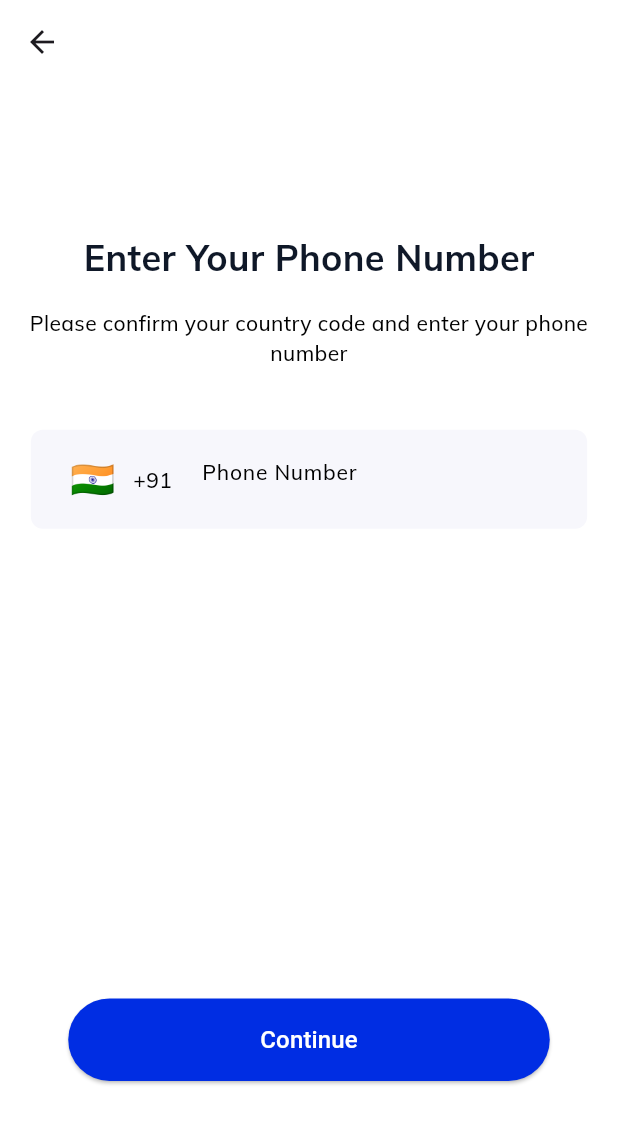
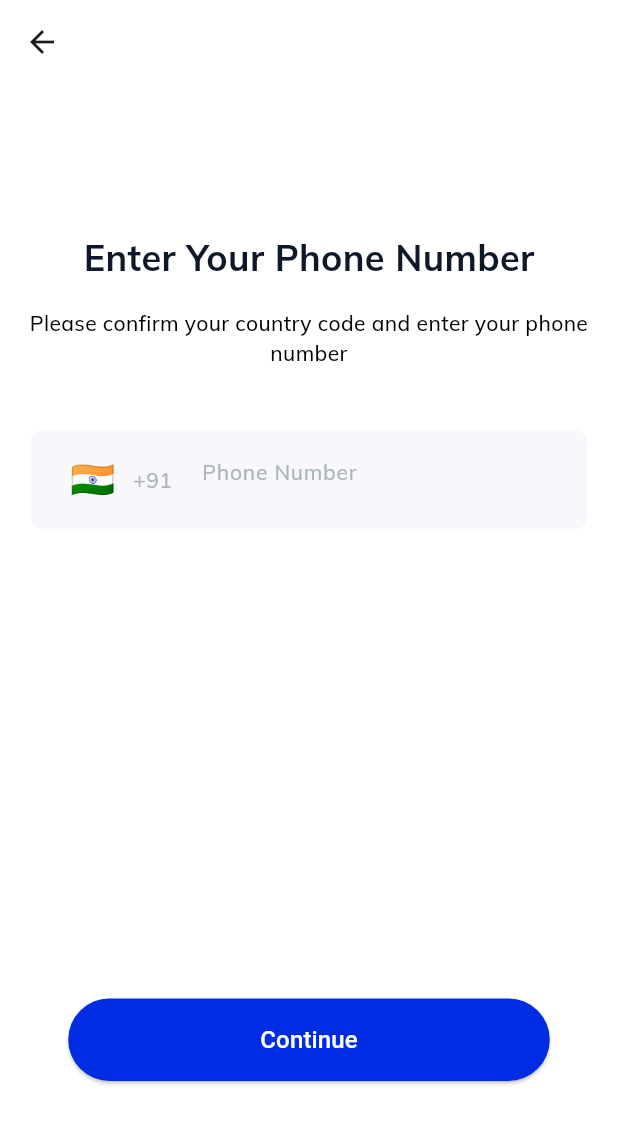
Before and after one commit to ebinpeter/chatapp, a Flutter app: the screen it shows after launch, after a tap on "Continue", on a phone screen of 412 x 824 dp. Shown: the top 1124 px of the screen. Run offline on Flutter 3.47's test engine with Material 3 defaults, Android fonts, the phone set to English and light mode, and no system bars; drawn by our look-alikes of intl_phone_number_input; our stand-ins replace bloc, cloud_firestore, firebase_auth, firebase_core, firebase_messaging, firebase_storage and 9 more; accounts and stored records are empty; key blocks and very long unbroken strings in the code were emptied for the run.

```diff
--- a/lib/config/firebase.dart
+++ b/lib/config/firebase_setting/firebase.dart
@@ -1,15 +1,13 @@
-import 'package:chattick/config/firebase_messaging.dart';
-import 'package:chattick/core/firebase_const.dart';
+import 'package:chattick/config/firebase_setting/firebase_messaging.dart';
 import 'package:cloud_firestore/cloud_firestore.dart';
 import 'package:firebase_auth/firebase_auth.dart';
 import 'package:flutter/material.dart';
 import 'package:get/get.dart';
-
-import '../feature/presentation/screen/details_page.dart';
-import '../feature/presentation/screen/otp_page.dart';
+import 'package:shared_preferences/shared_preferences.dart';
+import '../../feature/presentation/screen/details_page.dart';
+import '../../feature/presentation/screen/otp_page.dart';
 
 class FirebaseApi extends GetxController {
-  // Use Rx variables for reactive state management in GetX
   Rx<String?> authVerificationId = Rx<String?>(null);
   RxBool isCodeSent = false.obs;
   RxBool isLoading = false.obs;
@@ -22,7 +20,6 @@ class FirebaseApi extends GetxController {
     isLoading.value = true; // Set loading state to true
 
     try {
-
       // User? currentUser = FirebaseAuth.instance.currentUser;
       // if (currentUser != null) {
       //   ScaffoldMessenger.of(context).showSnackBar(
@@ -50,8 +47,7 @@ class FirebaseApi extends GetxController {
           isLoading.value = false;
         },
         codeSent: (String verificationId, int? resendToken) {
-          authVerificationId.value =
-              verificationId;
+          authVerificationId.value = verificationId;
           isCodeSent.value = true;
           isLoading.value = false;
 
@@ -78,7 +74,6 @@ class FirebaseApi extends GetxController {
     }
   }
 
-  // Function to verify the OTP entered by the user
   Future<void> verifyOTP(
       {required String otp,
       required BuildContext context,
@@ -90,19 +85,18 @@ class FirebaseApi extends GetxController {
       return;
     }
 
-    // Create credential using the verificationId and OTP entered by the user
     PhoneAuthCredential credential = PhoneAuthProvider.credential(
       verificationId: authVerificationIdss!,
       smsCode: otp,
     );
 
     try {
-      // Sign in with the generated credential
       await _auth.signInWithCredential(credential);
       print("Phone verification successful.");
       ScaffoldMessenger.of(context).showSnackBar(
           SnackBar(content: Text('Phone verification successful')));
-
+      SharedPreferences sprf = await SharedPreferences.getInstance();
+      sprf.setBool("isLogin", true);
       FirebaseCM().sendTopicNotification('notification', "Welcome to Chattick!",
           "Thank you for joining! Start chatting with your friends and stay connected.");
       Navigator.push(
@@ -118,12 +112,14 @@ class FirebaseApi extends GetxController {
     }
   }
 
-  Future<void> updateUserDetails(String firstName, String lastName,String imageUrl) async {
+  Future<void> updateUserDetails(
+      String firstName, String lastName, String imageUrl) async {
     User? user = FirebaseAuth.instance.currentUser;
 
     if (user != null) {
       String userId = user.uid;
-      DocumentReference userDoc = FirebaseFirestore.instance.collection('users').doc(userId);
+      DocumentReference userDoc =
+          FirebaseFirestore.instance.collection('users').doc(userId);
 
       try {
         DocumentSnapshot docSnapshot = await userDoc.get();
@@ -132,6 +128,7 @@ class FirebaseApi extends GetxController {
           await userDoc.update({
             'firstName': firstName,
             'lastName': lastName,
+            'imageUri':imageUrl
           });
           print('User details updated successfully');
         } else {
@@ -150,4 +147,9 @@ class FirebaseApi extends GetxController {
     }
   }
 
+  Future<bool> isLogincheck() async {
+    SharedPreferences pref = await SharedPreferences.getInstance();
+    var login = pref.getBool("isLogin") ?? false;
+    return login;
+  }
 }
--- a/lib/core/textstyle.dart
+++ b/lib/core/textstyle.dart
@@ -28,7 +28,7 @@ class style{
       ),
     );
   }
-  TextStyle TheSmallHead(BuildContext context) {
+ static TextStyle TheSmallHead(BuildContext context) {
     return GoogleFonts.mulish(
       textStyle: TextStyle(
         fontWeight: FontWeight.w500,
@@ -38,12 +38,22 @@ class style{
       ),
     );
   }
-  TextStyle FeildInput(BuildContext context) {
+  static TextStyle FeildInput(BuildContext context) {
     return GoogleFonts.mulish(
       textStyle: TextStyle(
         fontWeight: FontWeight.w500,
         fontSize: 14,
-        color:Coloure().SmalHead,
+        color:Coloure().FeildText,
+
+      ),
+    );
+  }
+  static  TextStyle UserName (BuildContext context) {
+    return GoogleFonts.lato(
+      textStyle: TextStyle(
+        fontWeight: FontWeight.w500,
+        fontSize: 20,
+        color:Coloure().UserName,
 
       ),
     );
--- /dev/null
+++ b/lib/feature/presentation/bloc/contact/contacts_event.dart
@@ -0,0 +1,4 @@
+part of 'contacts_bloc.dart';
+
+@immutable
+sealed class ContactsEvent {}
--- /dev/null
+++ b/lib/feature/presentation/bloc/contact/contacts_state.dart
@@ -0,0 +1,6 @@
+part of 'contacts_bloc.dart';
+
+@immutable
+sealed class ContactsState {}
+
+final class ContactsInitial extends ContactsState {}
--- a/lib/feature/presentation/screen/stat_msg_page.dart
+++ b/lib/feature/presentation/screen/stat_msg_page.dart
@@ -8,7 +8,7 @@ import 'package:flutter/material.dart';
 import 'package:flutter/services.dart';
 import 'package:rive/rive.dart';
 
-import '../../../config/firebase_messaging.dart';
+import '../../../config/firebase_setting/firebase_messaging.dart';
 
 class StartMsgPage extends StatefulWidget {
   const StartMsgPage({super.key});
--- a/lib/feature/presentation/widget/textfeild.dart
+++ b/lib/feature/presentation/widget/textfeild.dart
@@ -9,6 +9,7 @@ class CustomTextField extends StatelessWidget {
   final bool isRequired;
   final double height;
   final double width;
+  final Function(String)? onChanged;
 
   const CustomTextField({
     Key? key,
@@ -16,7 +17,7 @@ class CustomTextField extends StatelessWidget {
     required this.controller,
     this.isRequired = false,
     required this.height,
-    required this.width,
+    required this.width, this.onChanged,
   }) : super(key: key);
 
   @override
@@ -25,10 +26,11 @@ class CustomTextField extends StatelessWidget {
       height: height,
       width: width,
       child: TextField(
+        onChanged: onChanged,
         controller: controller,
         decoration: InputDecoration(
           hintText: isRequired ? '$labelText (Required)' : labelText,
-          hintStyle: style().FeildInput(context),
+          hintStyle: style.FeildInput(context),
           filled: true,
           fillColor: Coloure().FeildColor,
           border: OutlineInputBorder(
--- a/lib/main.dart
+++ b/lib/main.dart
@@ -1,4 +1,7 @@
-import 'package:chattick/config/firebase_messaging.dart';
+
+import 'package:chattick/config/firebase_setting/firebase.dart';
+import 'package:chattick/config/firebase_setting/firebase_messaging.dart';
+import 'package:chattick/feature/presentation/screen/contact.dart';
 import 'package:firebase_core/firebase_core.dart';
 import 'package:flutter/material.dart';
 
@@ -12,19 +15,23 @@ Future<void> main() async {
   );
   await FirebaseCM().initNotification();
   await FirebaseCM.subscribeToTopic();
+  var checkislogin = await FirebaseApi().isLogincheck();
   // await FirebaseCM().requestNotificationPermission();
-  runApp(const MyApp());
+  runApp(MyApp(
+    isLogin: checkislogin,
+  ));
 }
 
 class MyApp extends StatelessWidget {
-  const MyApp({super.key});
+  final bool isLogin;
+  const MyApp({super.key, required this.isLogin});
 
   @override
   Widget build(BuildContext context) {
-    return const MaterialApp(
+    return MaterialApp(
         debugShowCheckedModeBanner: false,
-        home:
-            // ContactsList()
-            StartMsgPage());
+        home: isLogin
+            ? const ContactsList() //homepage
+            : const StartMsgPage());
   }
 }
```
Also changed, not shown: lib/feature/presentation/bloc/contact/contacts_bloc.dart (added, +13 -0 lines), lib/feature/presentation/screen/contact.dart (+64 -20 lines), lib/feature/presentation/screen/details_page.dart (+1 -9 lines), lib/feature/presentation/screen/otp_page.dart (+3 -7 lines), lib/feature/presentation/screen/phone_numberpage.dart (+5 -5 lines), pubspec.yaml (+8 -6 lines), lib/config/firebase_setting/access_firebase_token.dart (renamed from lib/config/access_firebase_token.dart), lib/config/firebase_setting/firebase_messaging.dart (renamed from lib/config/firebase_messaging.dart), lib/config/firebase_setting/notification.dart (renamed from lib/config/notification.dart), pubspec.lock, 1 other file.
